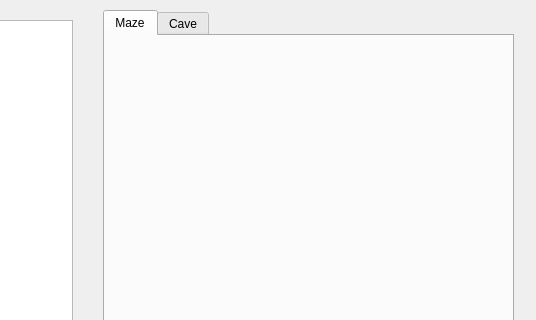
Old version of the form src/view/Maze_and_Cave/view.ui in the repository superhacker2002/maze; both pictures show x 437 to 973 and y 0 to 320 of the 973 by 548 pixel window.
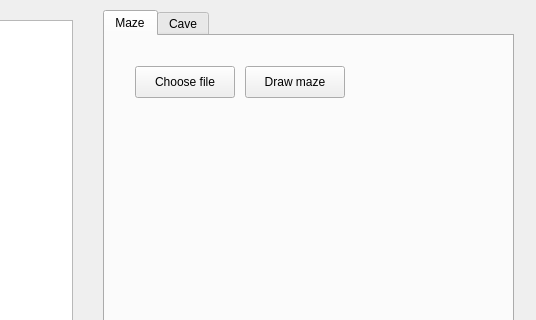
New version of the form. The open tabs and pages were chosen to show the change.

Commit message: added interface for maze

```diff
--- a/src/view/Maze_and_Cave/view.ui
+++ b/src/view/Maze_and_Cave/view.ui
@@ -30,6 +30,32 @@
      <attribute name="title">
       <string>Maze</string>
      </attribute>
+     <widget class="QPushButton" name="maze_file_button">
+      <property name="geometry">
+       <rect>
+        <x>30</x>
+        <y>30</y>
+        <width>100</width>
+        <height>32</height>
+       </rect>
+      </property>
+      <property name="text">
+       <string>Choose file</string>
+      </property>
+     </widget>
+     <widget class="QPushButton" name="draw_maze_button">
+      <property name="geometry">
+       <rect>
+        <x>140</x>
+        <y>30</y>
+        <width>100</width>
+        <height>32</height>
+       </rect>
+      </property>
+      <property name="text">
+       <string>Draw maze</string>
+      </property>
+     </widget>
     </widget>
     <widget class="QWidget" name="cave_tab">
      <attribute name="title">
```
Left out of the diff: 2 changed lines with no effect on the pictures. The commit also changes 13 other files.
